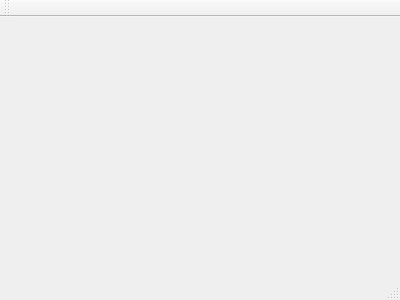
Qt form TestApp.ui (transbite/TestLibsTracking) before a commit.
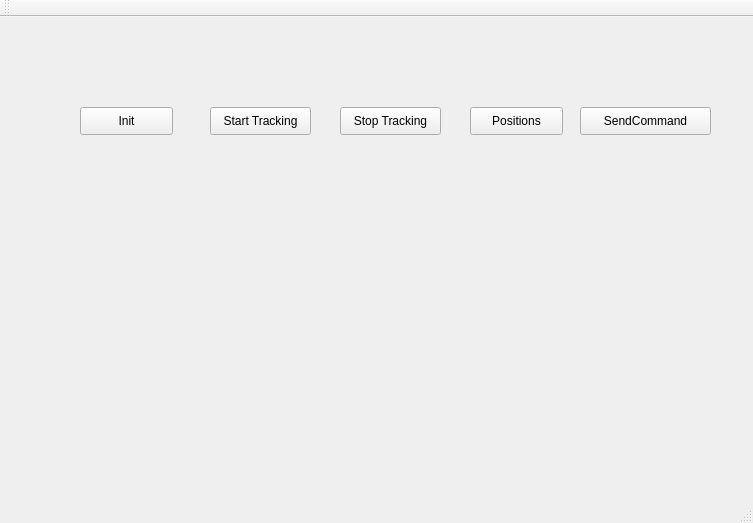
The same form after that commit.

```diff
--- a/TestApp.ui
+++ b/TestApp.ui
@@ -1,24 +1,105 @@
 <ui version="4.0">
  <class>TestApp</class>
- <widget class="QMainWindow" name="TestApp" >
-  <property name="geometry" >
+ <widget class="QMainWindow" name="TestApp">
+  <property name="geometry">
    <rect>
     <x>0</x>
     <y>0</y>
-    <width>400</width>
-    <height>300</height>
+    <width>753</width>
+    <height>523</height>
    </rect>
   </property>
   <property name="windowTitle" >
    <string>TestApp</string>
   </property>
-  <widget class="QMenuBar" name="menuBar" />
-  <widget class="QToolBar" name="mainToolBar" />
-  <widget class="QWidget" name="centralWidget" />
-  <widget class="QStatusBar" name="statusBar" />
+  <widget class="QWidget" name="centralWidget">
+   <widget class="QPushButton" name="initBut">
+    <property name="geometry">
+     <rect>
+      <x>80</x>
+      <y>90</y>
+      <width>93</width>
+      <height>28</height>
+     </rect>
+    </property>
+    <property name="text">
+     <string>Init</string>
+    </property>
+   </widget>
+   <widget class="QPushButton" name="startBut">
+    <property name="geometry">
+     <rect>
+      <x>210</x>
+      <y>90</y>
+      <width>101</width>
+      <height>28</height>
+     </rect>
+    </property>
+    <property name="text">
+     <string>Start Tracking</string>
+    </property>
+   </widget>
+   <widget class="QPushButton" name="stopBut">
+    <property name="geometry">
+     <rect>
+      <x>340</x>
+      <y>90</y>
+      <width>101</width>
+      <height>28</height>
+     </rect>
+    </property>
+    <property name="text">
+     <string>Stop Tracking</string>
+    </property>
+   </widget>
+   <widget class="QPushButton" name="positionBut">
+    <property name="geometry">
+     <rect>
+      <x>470</x>
+      <y>90</y>
+      <width>93</width>
+      <height>28</height>
+     </rect>
+    </property>
+    <property name="text">
+     <string>Positions</string>
+    </property>
+   </widget>
+   <widget class="QPushButton" name="sendCmdBut">
+    <property name="geometry">
+     <rect>
+      <x>580</x>
+      <y>90</y>
+      <width>131</width>
+      <height>28</height>
+     </rect>
+    </property>
+    <property name="text">
+     <string>SendCommand</string>
+    </property>
+   </widget>
+  </widget>
+  <widget class="QMenuBar" name="menuBar">
+   <property name="geometry">
+    <rect>
+     <x>0</x>
+     <y>0</y>
+     <width>753</width>
+     <height>26</height>
+    </rect>
+   </property>
+  </widget>
+  <widget class="QToolBar" name="mainToolBar">
+   <attribute name="toolBarArea">
+    <enum>TopToolBarArea</enum>
+   </attribute>
+   <attribute name="toolBarBreak">
+    <bool>false</bool>
+   </attribute>
+  </widget>
+  <widget class="QStatusBar" name="statusBar"/>
  </widget>
- <layoutDefault spacing="6" margin="11" />
- <pixmapfunction></pixmapfunction>
+ <layoutdefault spacing="6" margin="11"/>
  <resources/>
  <connections/>
 </ui>
```
Left out of the diff: 3 changed lines with no effect on the pictures.
